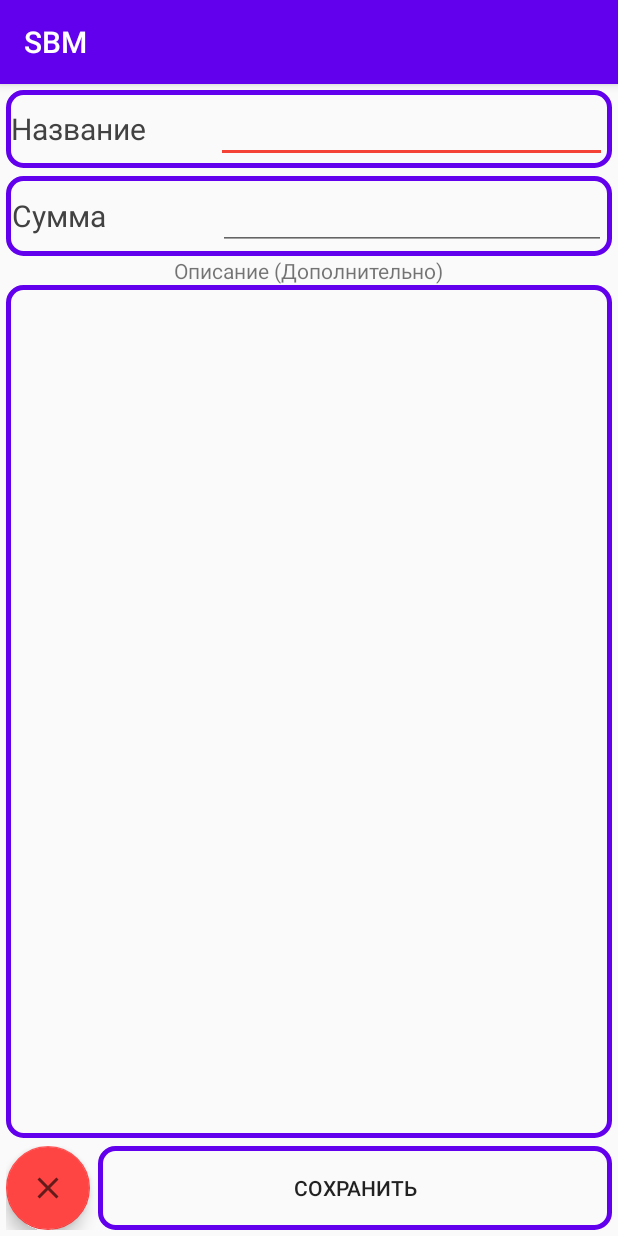
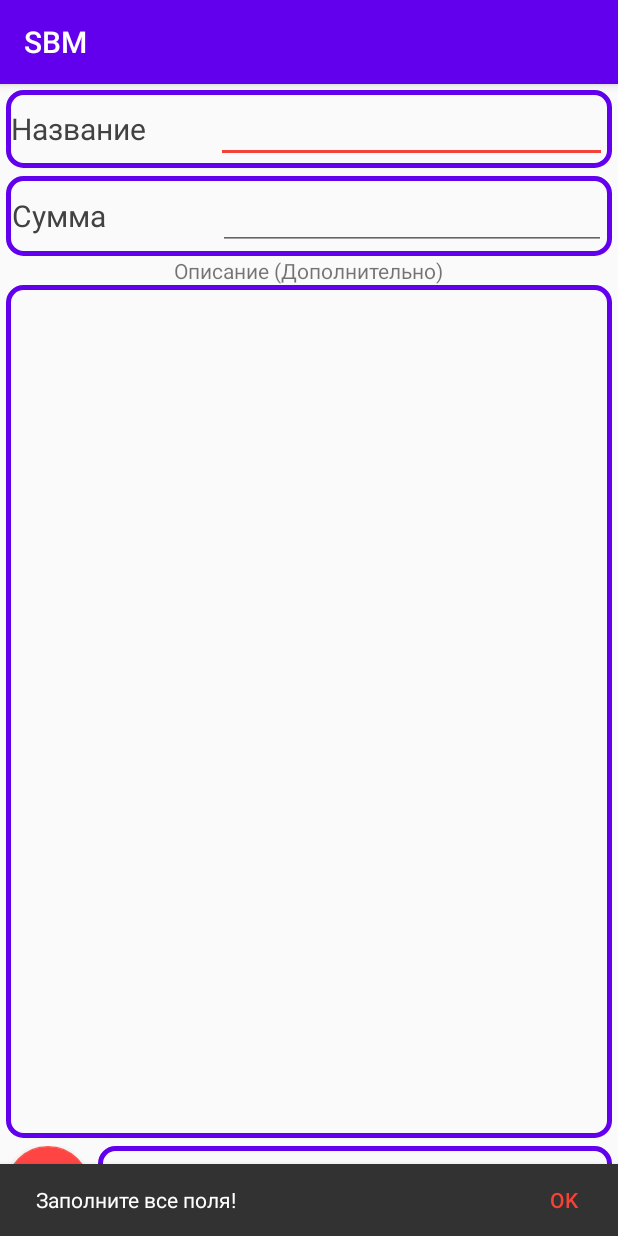
Before and after one commit to While-true-codeanything/SBM, an Android app: the fragment AddAndModFragment shown on its own in the app's theme, after a tap on "СОХРАНИТЬ", on a phone screen of 412 x 824 dp. Run offline under Robolectric (Android 15) with nearby library versions, the phone set to English and light mode, and no system bars.

Commit message:
Added icon, deleting, warning

```diff
--- a/app/src/main/AndroidManifest.xml
+++ b/app/src/main/AndroidManifest.xml
@@ -4,9 +4,9 @@
 
     <application
         android:allowBackup="true"
-        android:icon="@mipmap/ic_launcher"
+        android:icon="@drawable/icon"
         android:label="@string/app_name"
-        android:roundIcon="@mipmap/ic_launcher_round"
+        android:roundIcon="@drawable/icon"
         android:supportsRtl="true"
         android:theme="@style/AppTheme" >
         <activity android:name=".MainActivity" >
--- a/app/src/main/java/com/egor/sbm/AddAndModFragment.kt
+++ b/app/src/main/java/com/egor/sbm/AddAndModFragment.kt
@@ -5,11 +5,13 @@ import android.view.LayoutInflater
 import android.view.View
 import android.view.ViewGroup
 import androidx.fragment.app.Fragment
+import com.google.android.material.snackbar.Snackbar
 import kotlinx.android.synthetic.main.nandmod_layout.*
 
 class AddAndModFragment() : Fragment() {
     var isfrmObj: Boolean = false
     var frmObj: DataItem? = null
+    lateinit var snackbar: Snackbar
 
     constructor(obj: DataItem) : this() {
         isfrmObj = true
@@ -30,11 +32,24 @@ class AddAndModFragment() : Fragment() {
             Crname.setText(curdt.Name)
             CrValue.setText(curdt.Value.toString())
             CrDesc.setText(curdt.Descripton)
+            delete.visibility = View.VISIBLE
+            delete.setOnClickListener {
+                val data = MemoryAccesser.Data
+                for (i in 0 until data.size) {
+                    if (data.get(i).equals(frmObj)) {
+                        data.removeAt(i)
+                        MemoryAccesser(context!!).setData(data)
+                        (activity as MainActivity).loadFragment(AllFragment())
+                        break
+                    }
+                }
+            }
         }
         close.setOnClickListener {
             (activity as MainActivity).loadFragment(AllFragment())
         }
         save.setOnClickListener {
+            if (!(CrValue.text.isNullOrEmpty() || Crname.text.isNullOrEmpty())) {
                 val newDt = DataItem(
                     CrValue.text.toString().toInt(),
                     Crname.text.toString(),
@@ -55,6 +70,16 @@ class AddAndModFragment() : Fragment() {
                     MemoryAccesser(context!!).setData(data)
                 }
                 (activity as MainActivity).loadFragment(AllFragment())
+            } else {
+                snackbar = Snackbar
+                    .make(
+                        add_pager,
+                        "Заполните все поля!",
+                        Snackbar.LENGTH_LONG
+                    )
+                    .setAction("Ok", { snackbar.dismiss() })
+                snackbar.show()
             }
         }
     }
+}
--- a/app/src/main/java/com/egor/sbm/AllFragment.kt
+++ b/app/src/main/java/com/egor/sbm/AllFragment.kt
@@ -28,9 +28,11 @@ class AllFragment() : Fragment() {
         if (a > 0) {
             total.text = "+" + a
             total.setTextColor(resources.getColor(R.color.Green))
+            total.background = activity!!.resources.getDrawable(R.drawable.backgreen)
         } else {
             total.text = a.toString()
             total.setTextColor(resources.getColor(R.color.Red))
+            total.background = activity!!.resources.getDrawable(R.drawable.backred)
         }
         create.setOnClickListener {
             (activity as MainActivity).loadFragment(AddAndModFragment())
--- a/app/src/main/java/com/egor/sbm/ListFragment.kt
+++ b/app/src/main/java/com/egor/sbm/ListFragment.kt
@@ -36,9 +36,11 @@ class ListFragment(var type: Int) : Fragment() {
         if (a > 0) {
             total.text = "+" + a
             total.setTextColor(resources.getColor(R.color.Green))
+            total.background = activity!!.resources.getDrawable(R.drawable.backgreen)
         } else {
             total.text = a.toString()
             total.setTextColor(resources.getColor(R.color.Red))
+            total.background = activity!!.resources.getDrawable(R.drawable.backred)
         }
         list.adapter = ListAdapter(type, activity as MainActivity)
     }
--- a/app/src/main/java/com/egor/sbm/OnlyFragment.kt
+++ /dev/null
@@ -1,4 +0,0 @@
-package com.egor.sbm
-
-class OnlyFragment {
-}
--- /dev/null
+++ b/app/src/main/res/drawable/ic_delete.xml
@@ -0,0 +1,10 @@
+<vector xmlns:android="http://schemas.android.com/apk/res/android"
+    android:width="24dp"
+    android:height="24dp"
+    android:tint="?attr/colorControlNormal"
+    android:viewportWidth="24"
+    android:viewportHeight="24">
+  <path
+      android:fillColor="@android:color/white"
+      android:pathData="M6,19c0,1.1 0.9,2 2,2h8c1.1,0 2,-0.9 2,-2L18,7L6,7v12zM8.46,11.88l1.41,-1.41L12,12.59l2.12,-2.12 1.41,1.41L13.41,14l2.12,2.12 -1.41,1.41L12,15.41l-2.12,2.12 -1.41,-1.41L10.59,14l-2.13,-2.12zM15.5,4l-1,-1h-5l-1,1L5,4v2h14L19,4z" />
+</vector>
--- a/app/src/main/res/layout/nandmod_layout.xml
+++ b/app/src/main/res/layout/nandmod_layout.xml
@@ -1,6 +1,7 @@
 <?xml version="1.0" encoding="utf-8"?>
 <LinearLayout xmlns:android="http://schemas.android.com/apk/res/android"
     xmlns:app="http://schemas.android.com/apk/res-auto"
+    android:id="@+id/add_pager"
     android:layout_width="match_parent"
     android:layout_height="match_parent"
     android:orientation="vertical"
@@ -91,6 +92,24 @@
     <LinearLayout
         android:layout_width="match_parent"
         android:layout_height="wrap_content"
+        android:orientation="vertical">
+
+        <com.google.android.material.floatingactionbutton.FloatingActionButton
+            android:id="@+id/delete"
+            android:layout_width="match_parent"
+            android:layout_height="wrap_content"
+            android:layout_gravity="center"
+            android:layout_marginBottom="5dp"
+            android:background="@android:color/holo_red_light"
+            android:backgroundTint="@android:color/holo_red_light"
+            android:clickable="true"
+            android:visibility="gone"
+            app:srcCompat="@drawable/ic_delete" />
+    </LinearLayout>
+
+    <LinearLayout
+        android:layout_width="match_parent"
+        android:layout_height="wrap_content"
         android:orientation="horizontal">
 
         <com.google.android.material.floatingactionbutton.FloatingActionButton
@@ -101,7 +120,6 @@
             android:backgroundTint="@android:color/holo_red_light"
             android:clickable="true"
             android:foregroundTint="@android:color/holo_red_light"
-            app:backgroundTint="@android:color/holo_red_light"
             app:srcCompat="@drawable/ic_close" />
 
         <Button
```
Also changed, not shown: app/src/main/res/layout/data_item.xml (+6 -6 lines), app/src/main/res/drawable/icon.png (added). Lines whose indentation alone changed are shown as unchanged.
